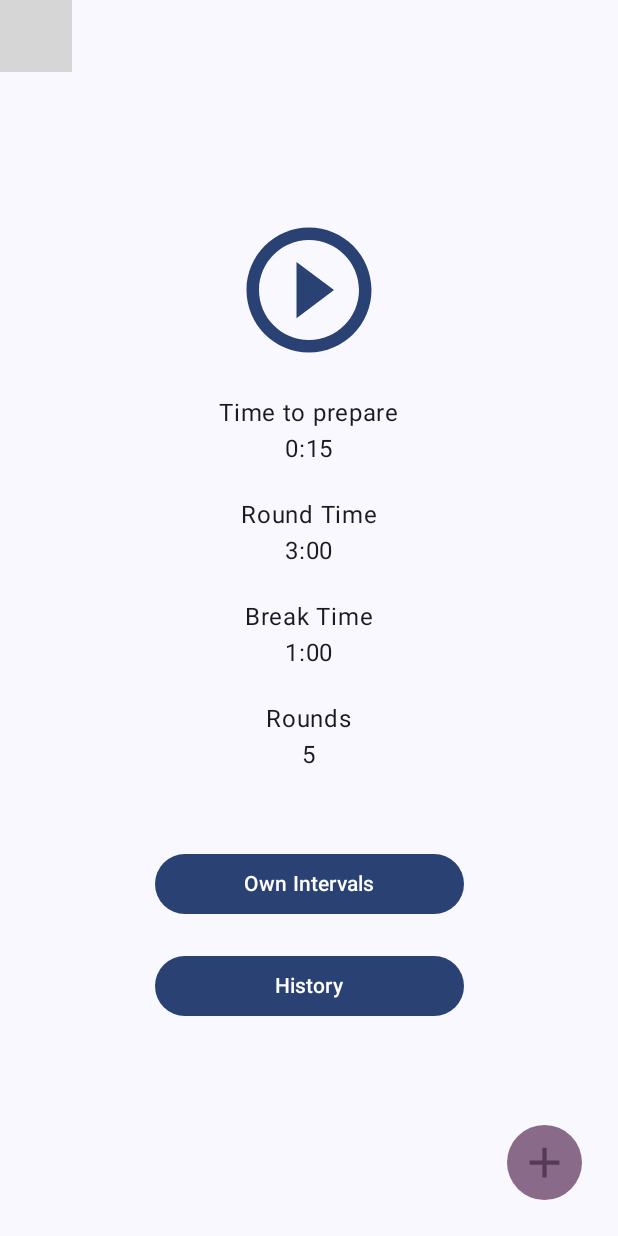
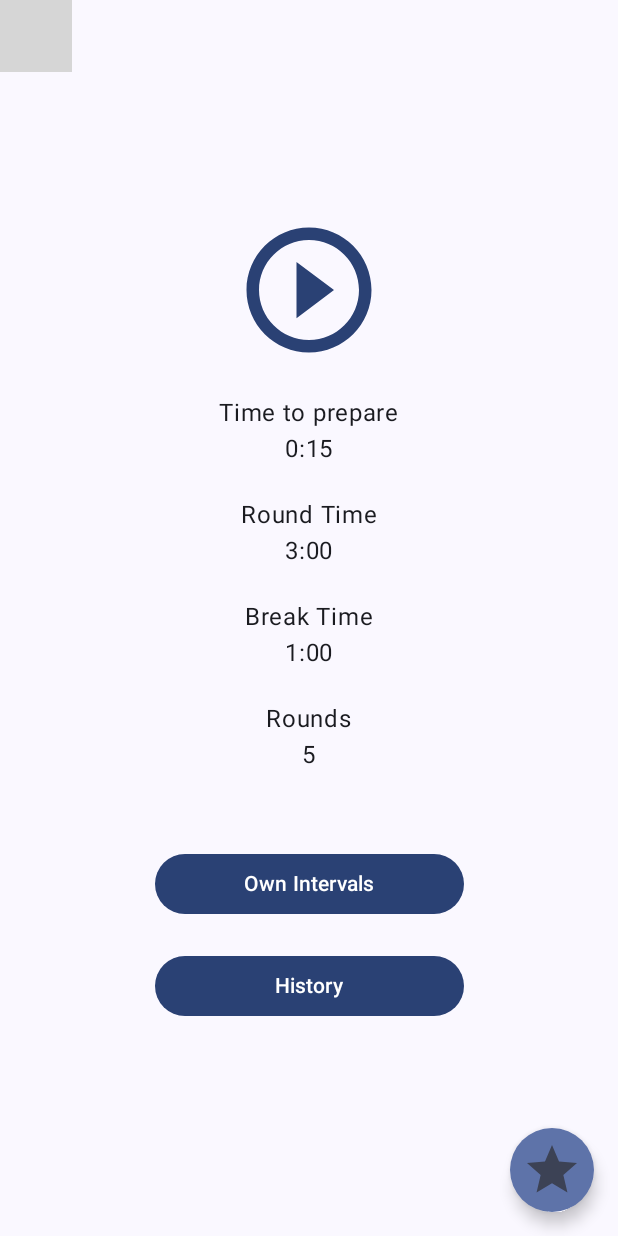
Before and after one commit to Andruszkiewicz-Artur/Interval-Timer, an Android app built with Jetpack Compose: the Home screen opened through its navigation route, on a phone screen of 412 x 824 dp. Run offline under Robolectric (Android 15) with nearby library versions, the phone set to English and light mode, and no system bars; our stand-ins replace Dagger/Hilt's generated code, Room's generated code; libraries missing offline, so code that uses them is left out: com.maxkeppeker.sheets, com.maxkeppeler.sheets; 9 statements that could not run were skipped; grey boxes are pictures that could not be loaded.

Commit message:
Update floating button

```diff
--- a/app/src/main/java/com/example/intervaltimer/future_intervalTimer/present/home/HomeState.kt
+++ b/app/src/main/java/com/example/intervaltimer/future_intervalTimer/present/home/HomeState.kt
@@ -8,5 +8,5 @@ data class HomeState(
     val roundTime: Int = 180,
     val breakTime: Int = 60,
     val rounds: Int = 5,
-    val timerExist: Boolean = false
+    val timerExist: Boolean? = null
 )
--- a/app/src/main/java/com/example/intervaltimer/future_intervalTimer/present/home/HomeViewModel.kt
+++ b/app/src/main/java/com/example/intervaltimer/future_intervalTimer/present/home/HomeViewModel.kt
@@ -1,5 +1,6 @@
 package com.example.intervaltimer.future_intervalTimer.present.home
 
+import android.util.Log
 import androidx.compose.runtime.State
 import androidx.compose.runtime.mutableStateOf
 import androidx.compose.runtime.rememberCoroutineScope
@@ -43,23 +44,19 @@ class HomeViewModel @Inject constructor(
         when(event) {
             is HomeEvent.InsertOwnIntervalTime -> {
                 viewModelScope.launch {
-                    delay(500L)
+                    if(_state.value.timerExist == false) {
                         val timerModel = TimerModel(
                             startTime = _state.value.timeToPrepare,
                             roundTime = _state.value.roundTime,
                             delay = _state.value.breakTime,
                             rounds = _state.value.rounds
                         )
-
-                    val result = _state.value.ownIntervalTimes.filter { ownTimer ->
-                        ownTimer.toTimer() == timerModel
-                    }.isEmpty()
-
-                    if(result) {
                         ownIntervalTimeUseCases.insertOwnIntervalTimeUseCase.invoke(timerModel.toOwnIntervalTimer())
                         _state.value.ownIntervalTimes.add(timerModel.toOwnIntervalTimer())
                         _eventFlow.emit(UiEvent.ShowToast("You Add new Interval Time!"))
-                    } else {
+                    } else if (_state.value.timerExist == null) {
+                        _eventFlow.emit(UiEvent.ShowToast("Problem with adding new timer!"))
+                    }else {
                         _eventFlow.emit(UiEvent.ShowToast("Interval Time like that exist at now!"))
                     }
                 }
@@ -86,13 +83,39 @@ class HomeViewModel @Inject constructor(
                 )
             }
         }
+        isExistTimer()
     }
 
     private fun getAllOwnIntervalTimes() {
+        viewModelScope.launch {
             ownIntervalTimeUseCases.getAllOwnIntervalTimesUseCase.invoke().onEach { ownIntervalTimes ->
                 _state.value = _state.value.copy(
                     ownIntervalTimes = ownIntervalTimes.toMutableList()
                 )
             }.launchIn(viewModelScope)
+
+            delay(500)
+            isExistTimer()
         }
     }
+
+    private fun isExistTimer() {
+        viewModelScope.launch {
+            delay(300)
+            val timerModel = TimerModel(
+                startTime = _state.value.timeToPrepare,
+                roundTime = _state.value.roundTime,
+                delay = _state.value.breakTime,
+                rounds = _state.value.rounds
+            )
+
+            val isExist = _state.value.ownIntervalTimes.filter { ownTimer ->
+                ownTimer.toTimer() == timerModel
+            }.isNotEmpty()
+
+            _state.value = state.value.copy(
+                timerExist = isExist
+            )
+        }
+    }
+}
--- a/app/src/main/java/com/example/intervaltimer/future_intervalTimer/present/home/compose/Home.kt
+++ b/app/src/main/java/com/example/intervaltimer/future_intervalTimer/present/home/compose/Home.kt
@@ -1,7 +1,16 @@
+@file:OptIn(ExperimentalAnimationApi::class)
+
 package com.example.intervaltimer.future_intervalTimer.present
 
 import android.annotation.SuppressLint
 import android.widget.Toast
+import androidx.compose.animation.AnimatedContent
+import androidx.compose.animation.ContentTransform
+import androidx.compose.animation.ExperimentalAnimationApi
+import androidx.compose.animation.core.tween
+import androidx.compose.animation.fadeIn
+import androidx.compose.animation.fadeOut
+import androidx.compose.animation.with
 import androidx.compose.foundation.background
 import androidx.compose.foundation.border
 import androidx.compose.foundation.clickable
@@ -12,6 +21,8 @@ import androidx.compose.material.icons.Icons
 import androidx.compose.material.icons.filled.Add
 import androidx.compose.material.icons.filled.AddCircle
 import androidx.compose.material.icons.filled.PlayArrow
+import androidx.compose.material.icons.outlined.Star
+import androidx.compose.material.icons.outlined.StarBorder
 import androidx.compose.material3.*
 import androidx.compose.runtime.*
 import androidx.compose.ui.Alignment
@@ -113,25 +124,38 @@ fun Home(
 
     Scaffold(
         floatingActionButton = {
-            Box(
-                modifier = Modifier
-                    .padding(8.dp)
-                    .background(
-                        color = MaterialTheme.colorScheme.tertiaryContainer,
-                        shape = CircleShape
-                    )
+            FloatingActionButton(
+                shape = CircleShape,
+                onClick = {
+                    viewModel.onEvent(HomeEvent.InsertOwnIntervalTime)
+                }
             ) {
-                Icon(
-                    painter = rememberVectorPainter(image = Icons.Default.Add),
-                    contentDescription = null,
-                    tint = MaterialTheme.colorScheme.tertiary,
-                    modifier = Modifier
-                        .size(50.dp)
-                        .padding(8.dp)
-                        .clickable {
-                            viewModel.onEvent(HomeEvent.InsertOwnIntervalTime)
-                        }
-                )
+                AnimatedContent(
+                    targetState = state.timerExist,
+                    transitionSpec = {
+                        fadeIn() with fadeOut()
+                    }
+                ) {
+                    if (it == true) {
+                        Icon(
+                            imageVector = Icons.Outlined.Star,
+                            contentDescription = "Like",
+                            tint = MaterialTheme.colorScheme.secondary,
+                            modifier = Modifier
+                                .size(40.dp)
+
+                        )
+                    } else {
+                        Icon(
+                            imageVector = Icons.Outlined.StarBorder,
+                            contentDescription = "Like",
+                            tint = MaterialTheme.colorScheme.secondary,
+                            modifier = Modifier
+                                .size(40.dp)
+
+                        )
+                    }
+                }
             }
         }
     ) {
--- a/app/src/main/java/com/example/intervaltimer/future_intervalTimer/present/ownIntervalTimes/ownIntervalTimesViewModel.kt
+++ b/app/src/main/java/com/example/intervaltimer/future_intervalTimer/present/ownIntervalTimes/ownIntervalTimesViewModel.kt
@@ -39,6 +39,8 @@ class ownIntervalTimesViewModel @Inject constructor(
                     _eventFlow.emit(UiEvent.ShowToast("Delete Interval Time"))
                 }
             }
+
+            else -> {}
         }
     }
 
```
Lines whose indentation alone changed are shown as unchanged.
